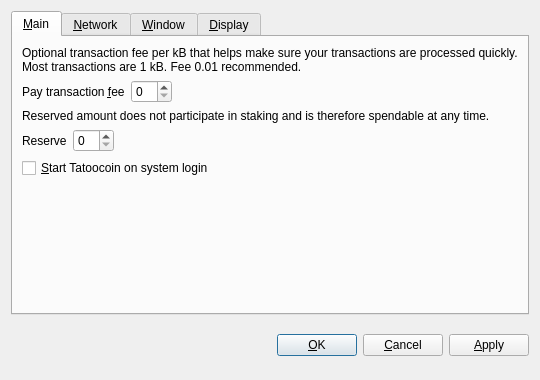
This is src/qt/forms/optionsdialog.ui in piblockchains/tatoocoin as Qt 5 draws it before an edit. The edited form follows.
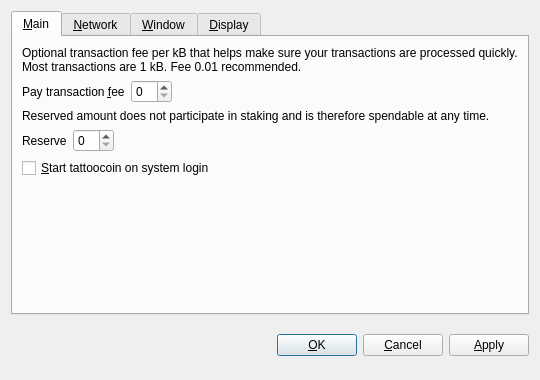
This is the edited form. Custom widgets are drawn as their Qt base class.

Patch:
```diff
--- a/src/qt/forms/optionsdialog.ui
+++ b/src/qt/forms/optionsdialog.ui
@@ -128,7 +128,7 @@
           <string>Automatically start Tatoocoin after logging in to the system.</string>
          </property>
          <property name="text">
-          <string>&amp;Start Tatoocoin on system login</string>
+          <string>&amp;Start tattoocoin on system login</string>
          </property>
         </widget>
        </item>
```
Left out of the diff: 10 changed lines with no effect on the pictures.
